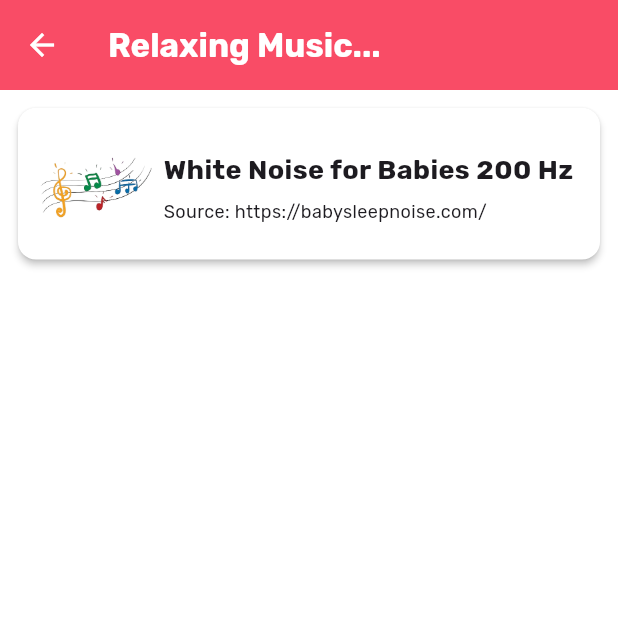
After one commit to adarshnagrikar14/gsc24-garbh, a Flutter app: the AlphaMusicPage screen opened directly, on a phone screen of 412 x 824 dp, the top half of it. The commit adds this screen. Run offline on Flutter 3.47's test engine with Material 3 defaults, Android fonts, the phone set to English and light mode, and no system bars; our stand-ins replace audioplayers, cloud_firestore, firebase_auth, firebase_core, fl_chart, fluttertoast and 7 more; accounts and stored records are empty; project files that could hold a hidden picture were left out.

Commit message:
Lullaby & Alpha music page added

```diff
--- /dev/null
+++ b/lib/data/alpha_data.dart
@@ -0,0 +1,9 @@
+List<Map<String, List<String>>> alphaMusicDatas = [
+  {
+    "1": [
+      "White Noise for Babies 200 Hz", //title
+      "musics/white_noise.wav", //resoruce
+      "https://babysleepnoise.com/", //source
+    ]
+  },
+];
--- /dev/null
+++ b/lib/data/lullaby_data.dart
@@ -0,0 +1,10 @@
+List<Map<String, List<String>>> lullabyDatas = [
+  {
+    "1": [
+      "Sleep Instantly Within 3 Minutes ♥ Sleep Music for Babies ♫ Mozart Brahms Lullaby", //title
+      "Sleep Sounds 4k - HDR", //channelName
+      "https://i.ytimg.com/vi/flJo10TDHcU/hq720.jpg", // thumbnail
+      "https://youtu.be/flJo10TDHcU?si=WOOqzvrLtGei9aAF", //link
+    ]
+  },
+];
--- /dev/null
+++ b/lib/parent_screens/alpha_music_child.dart
@@ -0,0 +1,174 @@
+import 'package:audioplayers/audioplayers.dart';
+import 'package:flutter/material.dart';
+import 'package:gap/gap.dart';
+import 'package:garbh/data/alpha_data.dart';
+
+class AlphaMusicPage extends StatefulWidget {
+  const AlphaMusicPage({super.key});
+
+  @override
+  State<AlphaMusicPage> createState() => _AlphaMusicPageState();
+}
+
+class _AlphaMusicPageState extends State<AlphaMusicPage> {
+  Color redColor = const Color.fromARGB(255, 249, 76, 102);
+
+  List<Map<String, List<String>>> musicData = alphaMusicDatas;
+
+  @override
+  Widget build(BuildContext context) {
+    return Scaffold(
+      appBar: AppBar(
+        title: const Text(
+          "Relaxing Music...",
+          style: TextStyle(
+            color: Colors.white,
+            fontWeight: FontWeight.bold,
+          ),
+        ),
+        backgroundColor: redColor,
+        toolbarHeight: 60.0,
+        foregroundColor: Colors.white,
+      ),
+      body: ListView.builder(
+        itemCount: alphaMusicDatas.length,
+        itemBuilder: (context, index) {
+          var music = alphaMusicDatas[index].values.first;
+
+          return Padding(
+            padding: const EdgeInsets.all(8.0),
+            child: Card(
+              elevation: 2.0,
+              child: GestureDetector(
+                onTap: () => _showBottomSheet(context, music),
+                child: Container(
+                  margin: const EdgeInsets.only(
+                    top: 5,
+                    left: 12,
+                    right: 12,
+                  ),
+                  decoration: BoxDecoration(
+                    borderRadius: BorderRadius.circular(15.0),
+                  ),
+                  child: Row(
+                    children: [
+                      Padding(
+                        padding: const EdgeInsets.symmetric(vertical: 8.0),
+                        child: Image.asset(
+                          "assets/images/lullaby.png",
+                          width: 80.0,
+                          height: 80.0,
+                        ),
+                      ),
+                      const Gap(5.0),
+                      Expanded(
+                        child: Column(
+                          crossAxisAlignment: CrossAxisAlignment.start,
+                          children: [
+                            Text(
+                              music[0],
+                              style: const TextStyle(
+                                fontSize: 18.0,
+                                fontWeight: FontWeight.bold,
+                              ),
+                            ),
+                            const Gap(6.0),
+                            Text(
+                              'Source: ${music[2]}',
+                              overflow: TextOverflow.ellipsis,
+                              style: const TextStyle(
+                                fontSize: 12.0,
+                              ),
+                            ),
+                          ],
+                        ),
+                      ),
+                    ],
+                  ),
+                ),
+              ),
+            ),
+          );
+        },
+      ),
+    );
+  }
+
+  void _showBottomSheet(BuildContext context, List<String> musicData) {
+    AudioPlayer audioPlayer = AudioPlayer();
+    String isPlaying = "";
+
+    showModalBottomSheet(
+      context: context,
+      barrierColor: Colors.red.shade50,
+      backgroundColor: Colors.red.shade50,
+      useRootNavigator: true,
+      builder: (BuildContext context) {
+        return StatefulBuilder(
+          builder: (BuildContext context, StateSetter setState) {
+            return Container(
+              padding: const EdgeInsets.all(20.0),
+              margin: const EdgeInsets.all(12),
+              width: MediaQuery.of(context).size.width,
+              decoration: BoxDecoration(
+                borderRadius: BorderRadius.circular(20),
+                color: Colors.white,
+              ),
+              child: SingleChildScrollView(
+                child: Column(
+                  crossAxisAlignment: CrossAxisAlignment.center,
+                  children: [
+                    Text(
+                      "${musicData[0]} 🎵",
+                      style: const TextStyle(
+                        fontSize: 22.0,
+                        fontWeight: FontWeight.bold,
+                        color: Colors.black,
+                      ),
+                      textAlign: TextAlign.center,
+                      maxLines: 2,
+                      overflow: TextOverflow.ellipsis,
+                    ),
+                    const SizedBox(height: 20.0),
+                    Card(
+                      child: Image.asset(
+                        "assets/images/lullaby.png",
+                        width: MediaQuery.of(context).size.width * 0.6,
+                        height: 150.0,
+                      ),
+                    ),
+                    const Gap(15.0),
+                    Text(isPlaying),
+                    const SizedBox(height: 20.0),
+                    const Padding(
+                      padding: EdgeInsets.symmetric(vertical: 30.0),
+                      child: LinearProgressIndicator(),
+                    ),
+                    ElevatedButton(
+                      onPressed: () async {
+                        await audioPlayer.play(
+                          AssetSource(musicData[1]),
+                        );
+
+                        setState(
+                          () {
+                            isPlaying = "Playing...";
+                          },
+                        );
+                      },
+                      child: const Text("Play Music"),
+                    ),
+                    const SizedBox(height: 20.0),
+                  ],
+                ),
+              ),
+            );
+          },
+        );
+      },
+    ).whenComplete(() {
+      audioPlayer.stop();
+      audioPlayer.dispose();
+    });
+  }
+}
```
Also changed, not shown: lib/parent_screens/growth_child.dart (added, +15 -0 lines), lib/parent_screens/home_parent.dart (+36 -4 lines), lib/parent_screens/lullaby_child.dart (added, +99 -0 lines), assets/images/child_growth.png (added), 1 other file.
